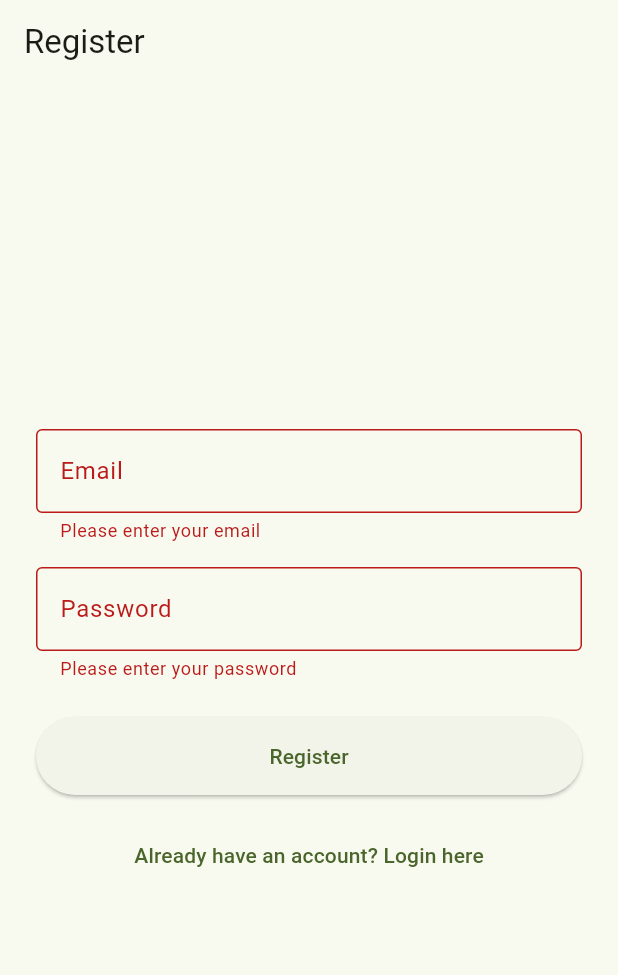
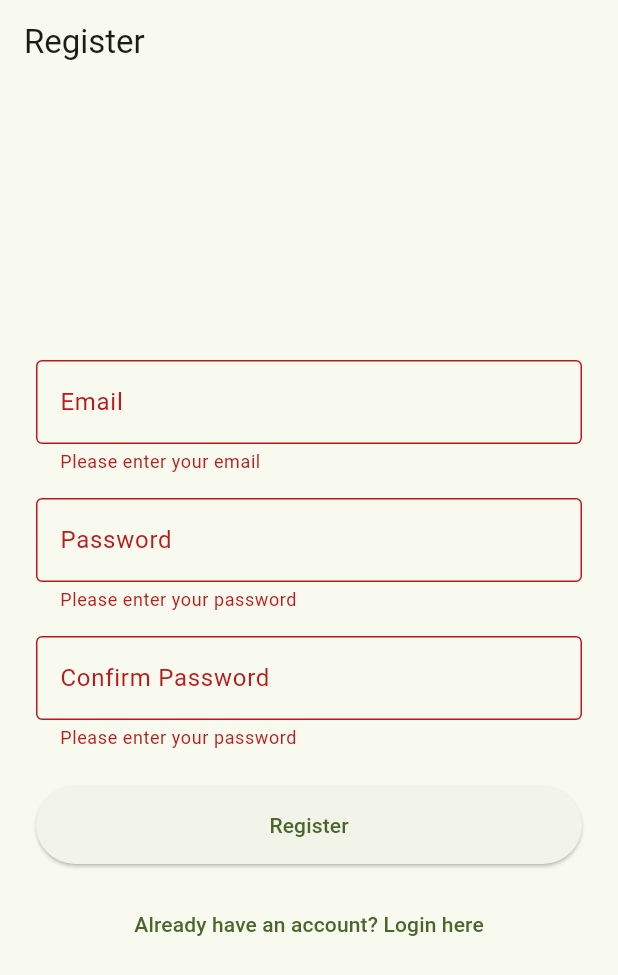
Before and after one commit to the-jeddi/flutter-blog, a Flutter app: the RegisterScreen screen opened by its route, after a tap on "Register", on a phone screen of 412 x 824 dp. Shown: the top 975 px of the screen. Run offline on Flutter 3.47's test engine with Material 3 defaults, Android fonts, the phone set to English and light mode, and no system bars; our stand-ins replace get_it, go_router, supabase_flutter; accounts and stored records are empty.

Commit message:
feat(auth): add confirm password validation to register screen

```diff
--- a/lib/features/auth/screens/register_screen.dart
+++ b/lib/features/auth/screens/register_screen.dart
@@ -14,11 +14,13 @@
   final _formKey = GlobalKey<FormState>();
   final _emailController = TextEditingController();
   final _passwordController = TextEditingController();
+  final _confirmPasswordController = TextEditingController();
 
   @override
   void dispose() {
     _emailController.dispose();
     _passwordController.dispose();
+    _confirmPasswordController.dispose();
     super.dispose();
   }
 
@@ -90,6 +92,24 @@
                     return null;
                   },
                 ),
+                const SizedBox(height: 16),
+                TextFormField(
+                  controller: _confirmPasswordController,
+                  obscureText: true,
+                  decoration: const InputDecoration(
+                    labelText: 'Confirm Password',
+                    border: OutlineInputBorder(),
+                  ),
+                  validator: (value) {
+                    if (value == null || value.isEmpty) {
+                      return 'Please enter your password';
+                    }
+                    if (value != _passwordController.text) {
+                      return 'Password do not match';
+                    }
+                    return null;
+                  },
+                ),
                 const SizedBox(height: 24),
 
                 Consumer<AuthProvider>(
```
